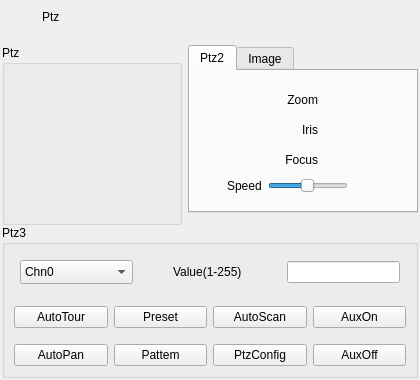
Qt form App/Modules/AvGui/AvForm/dlgptzwindows.ui (jjzhang166/avWare) before a commit.
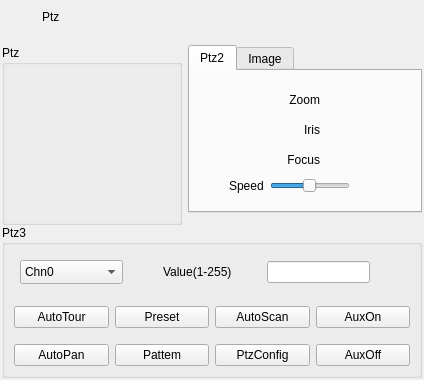
The same form after that commit. The open tabs and pages were chosen to show the change.

What changed in the file:
```diff
--- a/App/Modules/AvGui/AvForm/dlgptzwindows.ui
+++ b/App/Modules/AvGui/AvForm/dlgptzwindows.ui
@@ -6,7 +6,7 @@
    <rect>
     <x>0</x>
     <y>0</y>
-    <width>420</width>
+    <width>424</width>
     <height>380</height>
    </rect>
   </property>
@@ -24,8 +24,8 @@
   </property>
   <property name="maximumSize">
    <size>
-    <width>420</width>
-    <height>380</height>
+    <width>424</width>
+    <height>385</height>
    </size>
   </property>
   <property name="windowTitle">
@@ -952,7 +952,7 @@
        </widget>
       </item>
       <item row="0" column="0" colspan="4">
-       <layout class="QHBoxLayout" name="horizontalLayout" stretch="2,0,2,2">
+       <layout class="QHBoxLayout" name="horizontalLayout" stretch="2,0,2,2,0">
         <property name="sizeConstraint">
          <enum>QLayout::SetMinAndMaxSize</enum>
         </property>
@@ -963,7 +963,7 @@
          <number>6</number>
         </property>
         <property name="rightMargin">
-         <number>6</number>
+         <number>0</number>
         </property>
         <property name="bottomMargin">
          <number>6</number>
@@ -1011,6 +1011,19 @@
         <item>
          <widget class="QLineEdit" name="LiEditPtzValue"/>
         </item>
+        <item>
+         <spacer name="horizontalSpacer_2">
+          <property name="orientation">
+           <enum>Qt::Horizontal</enum>
+          </property>
+          <property name="sizeHint" stdset="0">
+           <size>
+            <width>40</width>
+            <height>20</height>
+           </size>
+          </property>
+         </spacer>
+        </item>
        </layout>
       </item>
      </layout>
```
Left out of the diff: 46 changed lines with no effect on the pictures.
